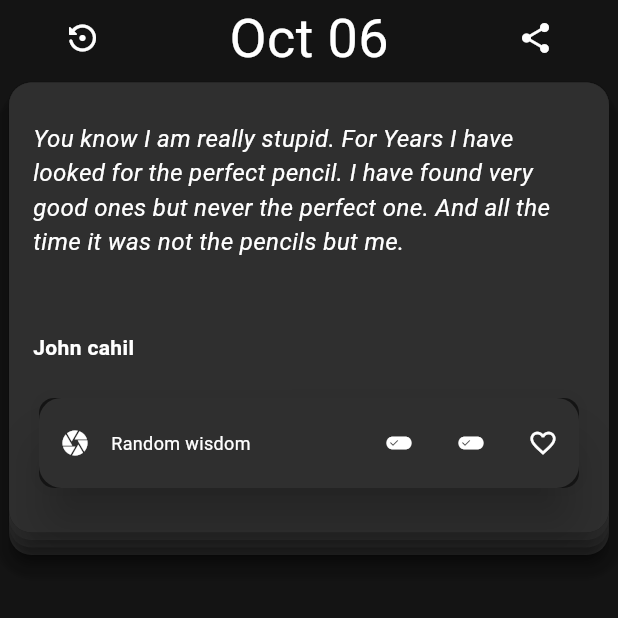
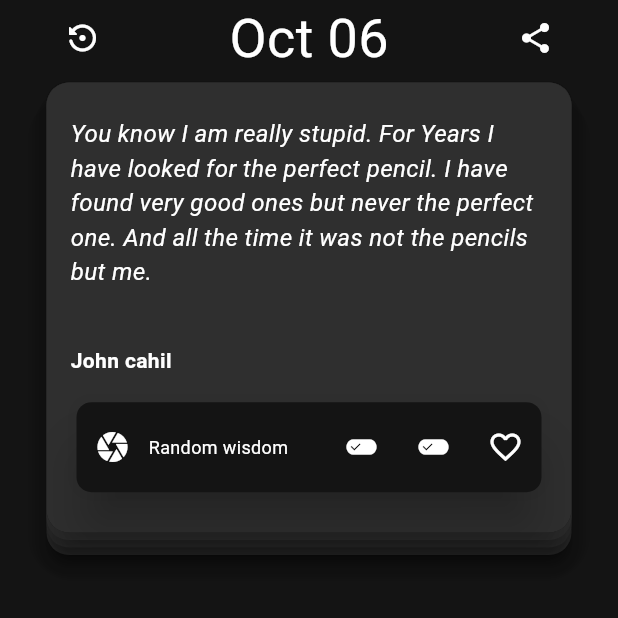
Before and after one commit to BetelTagesse/inspirational_quotes_app, a Flutter app: the screen it shows after launch, on a phone screen of 412 x 824 dp, the top half of it. Run offline on Flutter 3.47's test engine with Material 3 defaults, Android fonts, the light colour scheme and no system bars.

Commit message:
pages done

```diff
--- a/lib/pages/components/category_functionality_section.dart
+++ b/lib/pages/components/category_functionality_section.dart
@@ -6,18 +6,18 @@ class CategoryFunctionalitySection extends StatelessWidget {
   @override
   Widget build(BuildContext context) {
     return Card(
+      color: Theme.of(context).colorScheme.surface, // Main card color
+
       elevation: 15, // Stronger shadow for main content
       shape: RoundedRectangleBorder(
         borderRadius: BorderRadius.circular(10),
       ),
       child: Container(
         decoration: BoxDecoration(
-          color: Theme.of(context).colorScheme.tertiary, // Main card color
-
           borderRadius: BorderRadius.circular(15),
         ),
         height: 60,
-        width: 400,
+        width: 350,
         // padding: const EdgeInsets.all(6.0),
         child: Center(
           child: Row(
@@ -28,7 +28,9 @@ class CategoryFunctionalitySection extends StatelessWidget {
                 children: [
                   IconButton(
                     onPressed: () {},
-                    icon: Icon(Icons.camera, size: 20),
+                    icon: Icon(
+                      Icons.camera,
+                    ),
                   ),
                   Text(
                     'Random wisdom',
@@ -40,15 +42,21 @@ class CategoryFunctionalitySection extends StatelessWidget {
                 children: [
                   IconButton(
                     onPressed: () {},
-                    icon: Icon(Icons.edit_attributes, size: 20),
+                    icon: Icon(
+                      Icons.edit_attributes,
+                    ),
                   ),
                   IconButton(
                     onPressed: () {},
-                    icon: Icon(Icons.edit_attributes, size: 20),
+                    icon: Icon(
+                      Icons.edit_attributes,
+                    ),
                   ),
                   IconButton(
                     onPressed: () {},
-                    icon: Icon(Icons.favorite_border_outlined, size: 20),
+                    icon: Icon(
+                      Icons.favorite_border_outlined,
+                    ),
                   ),
                 ],
               ),
--- a/lib/pages/components/quote_section.dart
+++ b/lib/pages/components/quote_section.dart
@@ -25,7 +25,7 @@ class QuoteSection extends StatelessWidget {
           ),
           child: SizedBox(
             height: 315, // Larger height for shadow effect
-            width: 400, // Adjust width as needed
+            width: 350, // Adjust width as needed
           ),
         ),
         // Second shadow card (middle size)
@@ -37,7 +37,7 @@ class QuoteSection extends StatelessWidget {
           ),
           child: SizedBox(
             height: 310, // Medium height for shadow effect
-            width: 400, // Same width for aligned stacking
+            width: 350, // Same width for aligned stacking
           ),
         ),
         // Third shadow card (smallest)
@@ -49,7 +49,7 @@ class QuoteSection extends StatelessWidget {
           ),
           child: SizedBox(
             height: 305, // Smallest shadow height
-            width: 400, // Same width
+            width: 350, // Same width
           ),
         ),
         // Main quote card
@@ -66,7 +66,7 @@ class QuoteSection extends StatelessWidget {
               borderRadius: BorderRadius.circular(15),
             ),
             height: 300,
-            width: 400,
+            width: 350,
             padding: const EdgeInsets.all(16.0), // Padding inside the card
             child: Column(
               crossAxisAlignment: CrossAxisAlignment.start,
```
